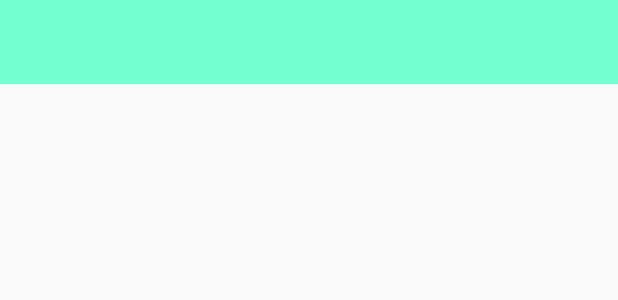
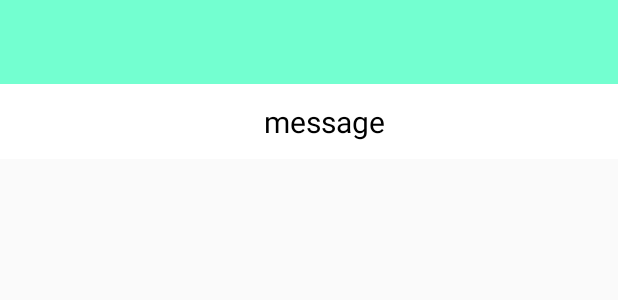
Before and after one commit to fendysaputro/stuffshare, an Android app: the layout activity_inbox_message.xml on its own in the app's theme, with its tools: preview values and no code run, on a phone screen of 412 x 824 dp. Shown: the top 300 px of the screen. Run offline under Robolectric (Android 15) with nearby library versions, the phone set to English and light mode, and no system bars.

Commit message:
add inboxListMessageActivity 2

```diff
--- a/app/build.gradle
+++ b/app/build.gradle
@@ -59,4 +59,5 @@ dependencies {
     androidTestImplementation 'androidx.test.espresso:espresso-core:3.2.0'
     implementation group: 'org.threeten', name: 'threetenbp', version: '1.3.3', classifier: 'no-tzdb'
     implementation "androidx.cardview:cardview:1.0.0"
+    implementation 'androidx.recyclerview:recyclerview:1.1.0'
 }
--- a/app/src/main/res/layout/activity_inbox_message.xml
+++ b/app/src/main/res/layout/activity_inbox_message.xml
@@ -32,4 +32,28 @@
 
     </androidx.appcompat.widget.Toolbar>
 
+    <TextView
+        android:id="@+id/confirmationTitle"
+        android:layout_below="@+id/toolbar"
+        android:layout_width="match_parent"
+        android:layout_height="50dp"
+        android:layout_gravity="center_horizontal"
+        android:background="@color/textColorWhite"
+        android:clickable="false"
+        android:gravity="center"
+        android:paddingLeft="20dp"
+        android:text="message"
+        android:textAllCaps="false"
+        android:textColor="@color/colorAccent"
+        android:textSize="20dp"
+        app:layout_constraintStart_toStartOf="parent"
+        app:layout_constraintTop_toBottomOf="@+id/toolbar" />
+
+    <ListView
+        android:id="@+id/rv_inbox_message"
+        android:layout_width="match_parent"
+        android:layout_height="wrap_content"
+        android:layout_marginTop="10dp"
+        app:layout_constraintTop_toBottomOf="@+id/confirmationTitle" />
+
 </androidx.constraintlayout.widget.ConstraintLayout>
--- a/app/src/main/res/values/strings.xml
+++ b/app/src/main/res/values/strings.xml
@@ -50,4 +50,6 @@
     <string name="confirmation_title">Konfirmasi Pembayaran</string>
     <string name="splashNote">Mari berbagi untuk sesama yang membutuhkan kami siap membantu anda untuk berbagi</string>
     <string name="txt_inbox">Inbox</string>
+    <string name="txt_hapus">Hapus</string>
+    <string name="txt_belum_dibaca">Belum dibaca</string>
 </resources>
```
Also changed, not shown: app/src/main/java/com/stuff/stuffshare/activity/InboxMessageActivity.java (+23 -0 lines), app/src/main/java/com/stuff/stuffshare/adapter/InboxMessageAdapter.java (added, +39 -0 lines), app/src/main/java/com/stuff/stuffshare/model/Message.java (added, +34 -0 lines), app/src/main/res/layout/item_list_inbox_message.xml (added, +39 -0 lines), app/src/main/res/menu/menu_inbox.xml (added, +13 -0 lines).
